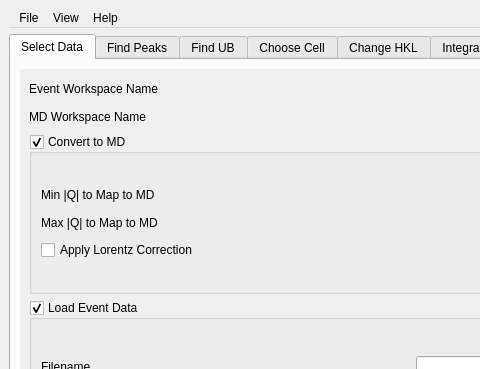
Old version of the form MantidQt/CustomInterfaces/inc/MantidQtCustomInterfaces/MantidEV.ui in the repository mantidproject/mantid; both pictures show x 0 to 480 and y 0 to 369 of the 943 by 810 pixel window.
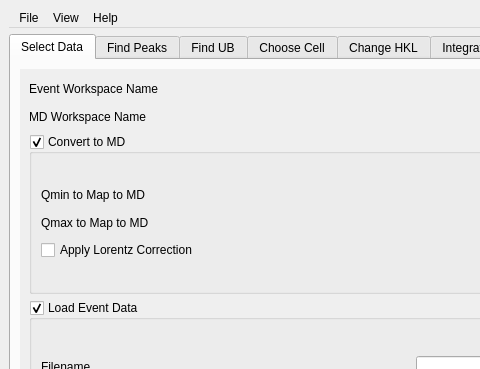
New version of the form. The open tabs and pages were chosen to show the change.

Commit message: Refs #14315 change strings for SCD interface

```diff
--- a/MantidQt/CustomInterfaces/inc/MantidQtCustomInterfaces/MantidEV.ui
+++ b/MantidQt/CustomInterfaces/inc/MantidQtCustomInterfaces/MantidEV.ui
@@ -250,7 +250,7 @@
                    <item>
                     <widget class="QLabel" name="MinMagQ_lbl">
                      <property name="text">
-                      <string>Min |Q| to Map to MD</string>
+                      <string>Qmin to Map to MD</string>
                      </property>
                     </widget>
                    </item>
@@ -293,7 +293,7 @@
                    <item>
                     <widget class="QLabel" name="MaxMagQ_lbl">
                      <property name="text">
-                      <string>Max |Q| to Map to MD</string>
+                      <string>Qmax to Map to MD</string>
                      </property>
                     </widget>
                    </item>
```
Left out of the diff: 4 changed lines with no effect on the pictures.
